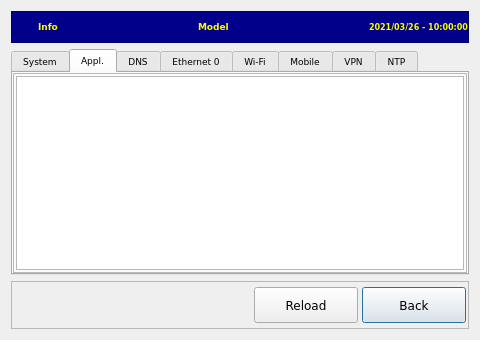
Above: info.ui from MECTsrl/cloner before the change. Below: the same form after it.
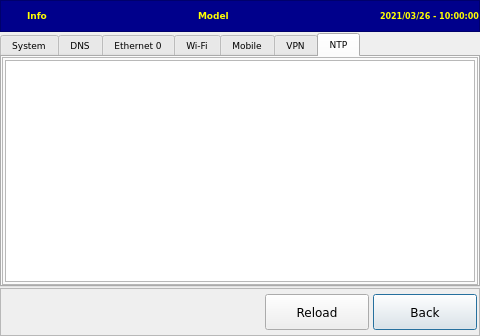
That is the form after the change. The open tabs and pages were chosen to show the change. Icons and pictures are not drawn.

Patch:
```diff
--- a/info.ui
+++ b/info.ui
@@ -14,6 +14,12 @@
    <string>Dialog</string>
   </property>
   <layout class="QVBoxLayout" name="verticalLayout_3">
+   <property name="spacing">
+    <number>1</number>
+   </property>
+   <property name="margin">
+    <number>0</number>
+   </property>
    <item>
     <widget class="QFrame" name="frameTitle">
      <property name="minimumSize">
@@ -280,80 +286,6 @@
        </item>
       </layout>
      </widget>
-     <widget class="QWidget" name="appl">
-      <property name="sizePolicy">
-       <sizepolicy hsizetype="MinimumExpanding" vsizetype="MinimumExpanding">
-        <horstretch>0</horstretch>
-        <verstretch>0</verstretch>
-       </sizepolicy>
-      </property>
-      <attribute name="title">
-       <string>Appl.</string>
-      </attribute>
-      <layout class="QVBoxLayout" name="verticalLayout_appl">
-       <property name="spacing">
-        <number>0</number>
-       </property>
-       <property name="margin">
-        <number>0</number>
-       </property>
-       <item>
-        <widget class="QFrame" name="frameAPPL">
-         <property name="sizePolicy">
-          <sizepolicy hsizetype="MinimumExpanding" vsizetype="MinimumExpanding">
-           <horstretch>0</horstretch>
-           <verstretch>0</verstretch>
-          </sizepolicy>
-         </property>
-         <property name="frameShape">
-          <enum>QFrame::StyledPanel</enum>
-         </property>
-         <property name="frameShadow">
-          <enum>QFrame::Raised</enum>
-         </property>
-         <property name="lineWidth">
-          <number>1</number>
-         </property>
-         <layout class="QVBoxLayout" name="verticalLayout_fappl">
-          <property name="margin">
-           <number>2</number>
-          </property>
-          <item>
-           <widget class="QPlainTextEdit" name="appl_text">
-            <property name="sizePolicy">
-             <sizepolicy hsizetype="MinimumExpanding" vsizetype="MinimumExpanding">
-              <horstretch>0</horstretch>
-              <verstretch>0</verstretch>
-             </sizepolicy>
-            </property>
-            <property name="focusPolicy">
-             <enum>Qt::NoFocus</enum>
-            </property>
-            <property name="contextMenuPolicy">
-             <enum>Qt::NoContextMenu</enum>
-            </property>
-            <property name="verticalScrollBarPolicy">
-             <enum>Qt::ScrollBarAsNeeded</enum>
-            </property>
-            <property name="horizontalScrollBarPolicy">
-             <enum>Qt::ScrollBarAsNeeded</enum>
-            </property>
-            <property name="undoRedoEnabled">
-             <bool>false</bool>
-            </property>
-            <property name="readOnly">
-             <bool>true</bool>
-            </property>
-            <property name="textInteractionFlags">
-             <set>Qt::NoTextInteraction</set>
-            </property>
-           </widget>
-          </item>
-         </layout>
-        </widget>
-       </item>
-      </layout>
-     </widget>
      <widget class="QWidget" name="dns">
       <property name="sizePolicy">
        <sizepolicy hsizetype="MinimumExpanding" vsizetype="MinimumExpanding">
```
Left out of the diff: 44 changed lines with no effect on the pictures.
